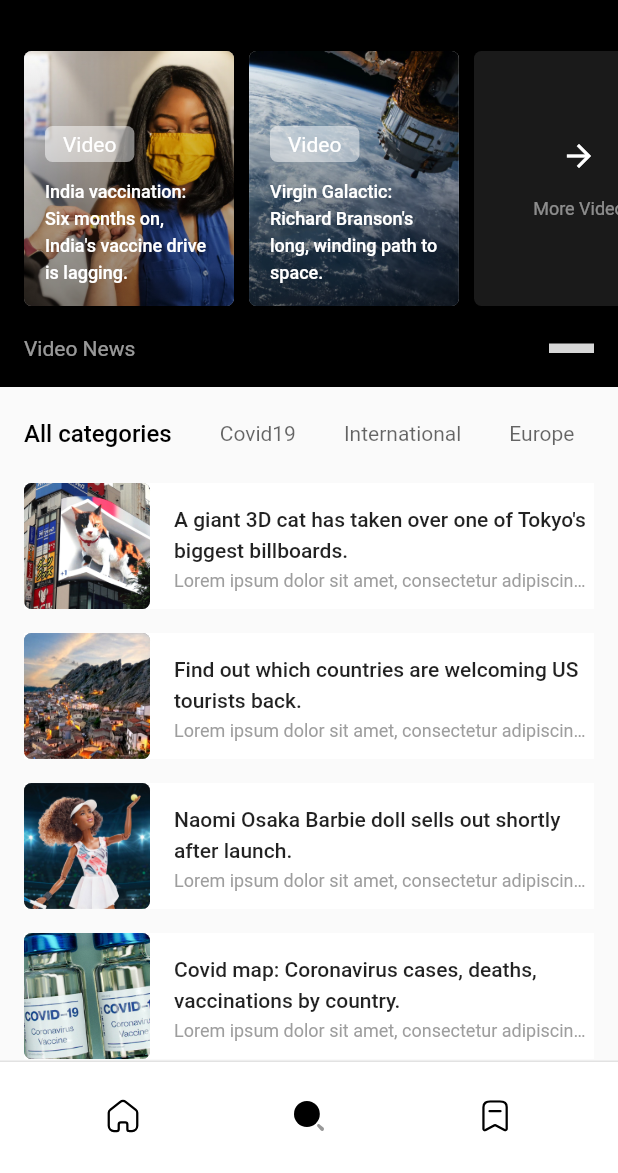
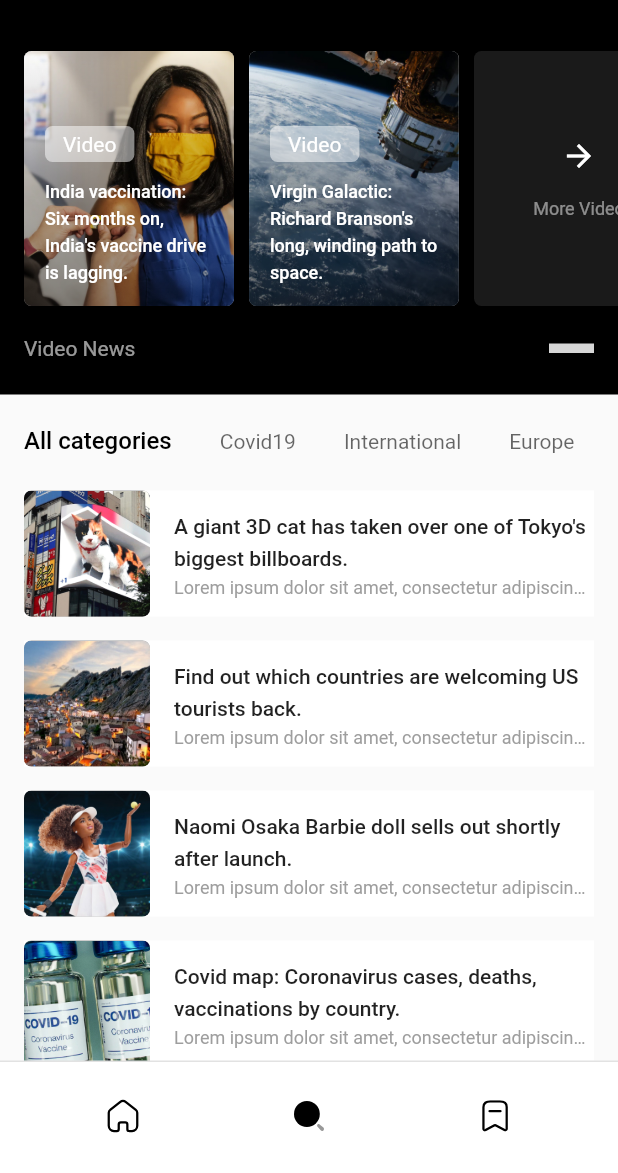
Before and after one commit to mrezkys/readky, a Flutter app: the screen it shows after launch, item 2 of the bottom bar chosen, on a phone screen of 412 x 824 dp, the part 63-1236 px from its top. Run offline on Flutter 3.47's test engine with Material 2 defaults, Android fonts, the phone set to English and light mode, and no system bars; our stand-ins replace flutter_svg; missing offline and left inert: scroll_indicator; grey boxes are pictures that could not be loaded.

Commit message:
fix overflow

```diff
--- a/lib/view/screens/discover_page.dart
+++ b/lib/view/screens/discover_page.dart
@@ -71,7 +71,7 @@ class _DiscoverPageState extends State<DiscoverPage> with TickerProviderStateMix
           Container(
             padding: EdgeInsets.symmetric(vertical: 16),
             width: MediaQuery.of(context).size.width,
-            height: 240,
+            height: 245,
             color: Colors.black,
             child: Column(
               mainAxisAlignment: MainAxisAlignment.start,
```
